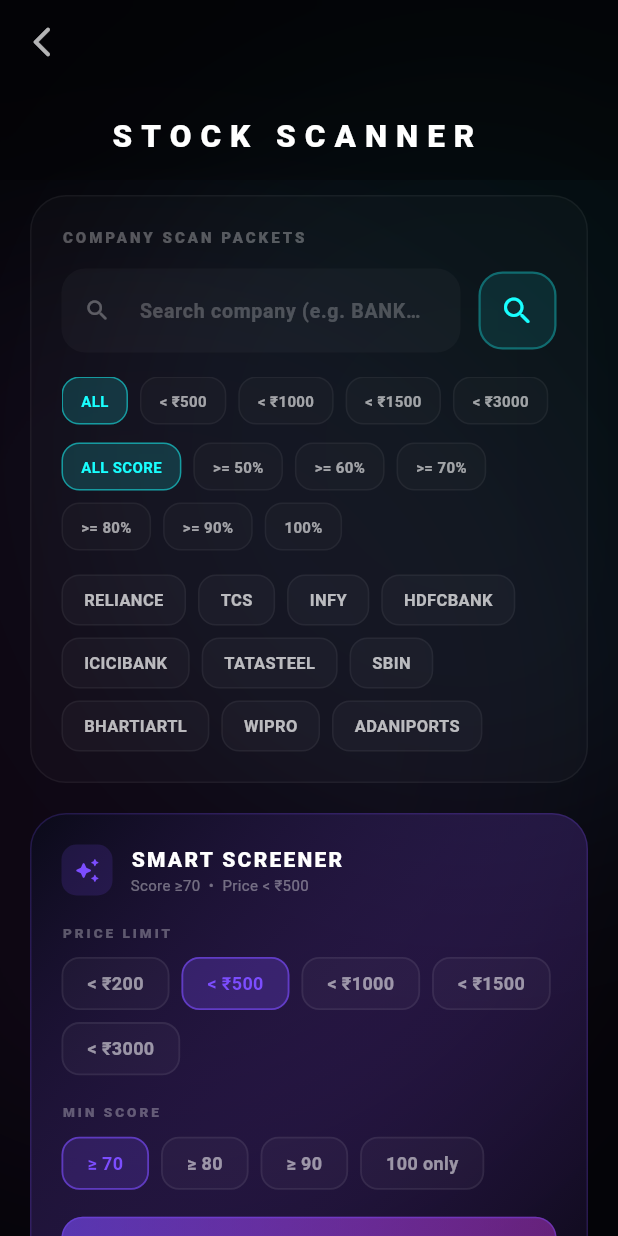
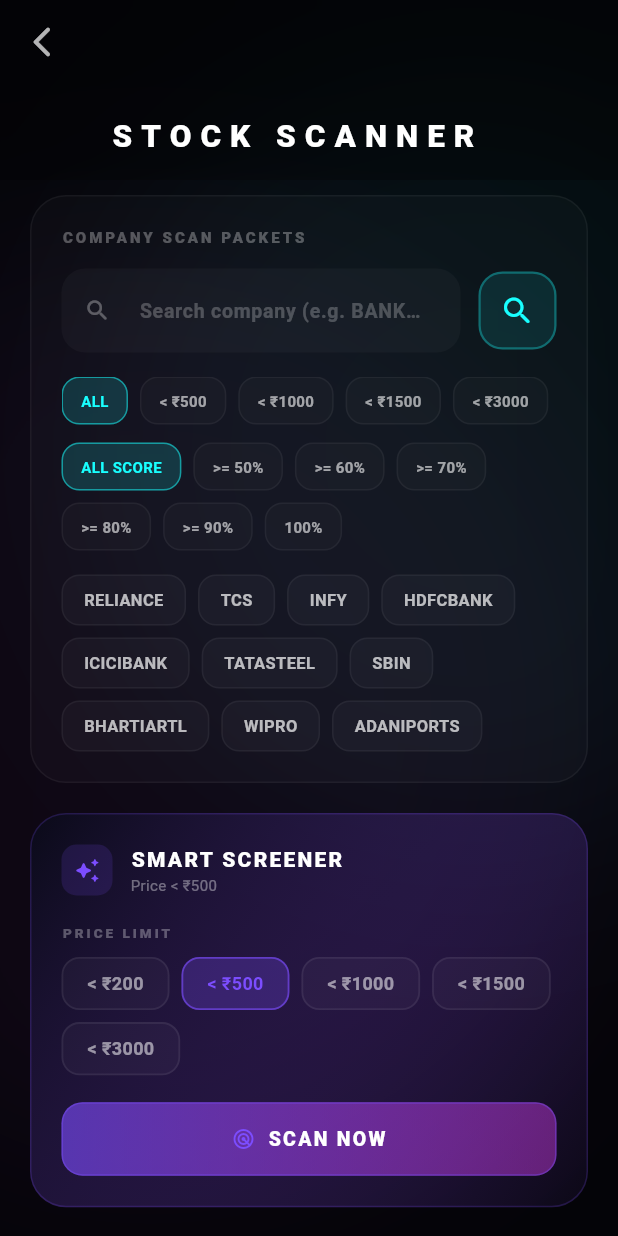
Before and after one commit to Sudhirsd19/Pariksha, a Flutter app: the StockScannerScreen screen opened directly, on a phone screen of 412 x 824 dp. Run offline on Flutter 3.47's test engine with Material 3 defaults, Android fonts, the phone set to English and light mode, and no system bars; our stand-ins replace cloud_firestore, firebase_core, firebase_messaging, fl_chart, flutter_local_notifications; accounts and stored records are empty; network calls fail.

Commit message:
refactor: Remove redundant score logic from UI

```diff
--- a/frontend/lib/screens/stock_scanner_screen.dart
+++ b/frontend/lib/screens/stock_scanner_screen.dart
@@ -1669,7 +1669,6 @@
 
 class _SmartScreenerCardState extends State<_SmartScreenerCard> {
   double _selectedPrice = 500;
-  int _selectedScore  = 70;  // min_score filter
   bool _isScanning = false;
   List<Map<String, dynamic>> _results = [];
   int _scanned = 0;
@@ -1677,7 +1676,6 @@
   String? _error;
 
   final List<double> _priceLimits = [200, 500, 1000, 1500, 3000];
-  final List<int>    _scoreLimits = [70, 80, 90, 100];
 
   Future<void> _runScan() async {
     setState(() {
@@ -1688,7 +1686,7 @@
     });
     try {
       final provider = Provider.of<TradingProvider>(context, listen: false);
-      final res = await provider.smartScreener(_selectedPrice, minScore: _selectedScore);
+      final res = await provider.smartScreener(_selectedPrice);
       if (res != null && res['status'] == 'success') {
         setState(() {
           _results = List<Map<String, dynamic>>.from(
@@ -1752,7 +1750,7 @@
                     ),
                   ),
                   Text(
-                    "Score ≥$_selectedScore  •  Price < ₹${_selectedPrice.toInt()}",
+                    "Price < ₹${_selectedPrice.toInt()}",
                     style: const TextStyle(color: Colors.white38, fontSize: 10),
                   ),
                 ],
@@ -1805,54 +1803,7 @@
           ),
           const SizedBox(height: 18),
 
-          // MIN SCORE Label
-          const Text(
-            "MIN SCORE",
-            style: TextStyle(color: Colors.white30, fontSize: 9, fontWeight: FontWeight.w900, letterSpacing: 2),
-          ),
-          const SizedBox(height: 10),
-
-          // Score Filter Chips
-          Wrap(
-            spacing: 8,
-            runSpacing: 8,
-            children: _scoreLimits.map((score) {
-              final selected = _selectedScore == score;
-              final Color scoreColor = score >= 90
-                  ? Colors.greenAccent
-                  : score >= 80
-                      ? Colors.cyanAccent
-                      : Colors.deepPurpleAccent;
-              return GestureDetector(
-                onTap: () => setState(() => _selectedScore = score),
-                child: AnimatedContainer(
-                  duration: const Duration(milliseconds: 200),
-                  padding: const EdgeInsets.symmetric(horizontal: 16, vertical: 8),
-                  decoration: BoxDecoration(
-                    color: selected
-                        ? scoreColor.withValues(alpha: 0.18)
-                        : Colors.white.withValues(alpha: 0.03),
-                    borderRadius: BorderRadius.circular(12),
-                    border: Border.all(
-                      color: selected
-                          ? scoreColor.withValues(alpha: 0.6)
-                          : Colors.white.withValues(alpha: 0.07),
-                      width: 1.2,
-                    ),
-                  ),
-                  child: Text(
-                    score == 100 ? "100 only" : "≥ $score",
-                    style: TextStyle(
-                      color: selected ? scoreColor : Colors.white54,
-                      fontWeight: FontWeight.bold,
-                      fontSize: 12,
-                    ),
-                  ),
-                ),
-              );
-            }).toList(),
-          ),
-          const SizedBox(height: 18),
+
 
           GestureDetector(
             onTap: _isScanning ? null : _runScan,
@@ -1932,7 +1883,7 @@
                     const Icon(Icons.search_off_rounded, color: Colors.white24, size: 32),
                     const SizedBox(height: 8),
                     Text(
-                      "Score ≥$_selectedScore stock nahi mila under ₹${_selectedPrice.toInt()}",
+                      "Koi stock nahi mila under ₹${_selectedPrice.toInt()}",
                       textAlign: TextAlign.center,
                       style: const TextStyle(color: Colors.white38, fontSize: 12),
                     ),
```
